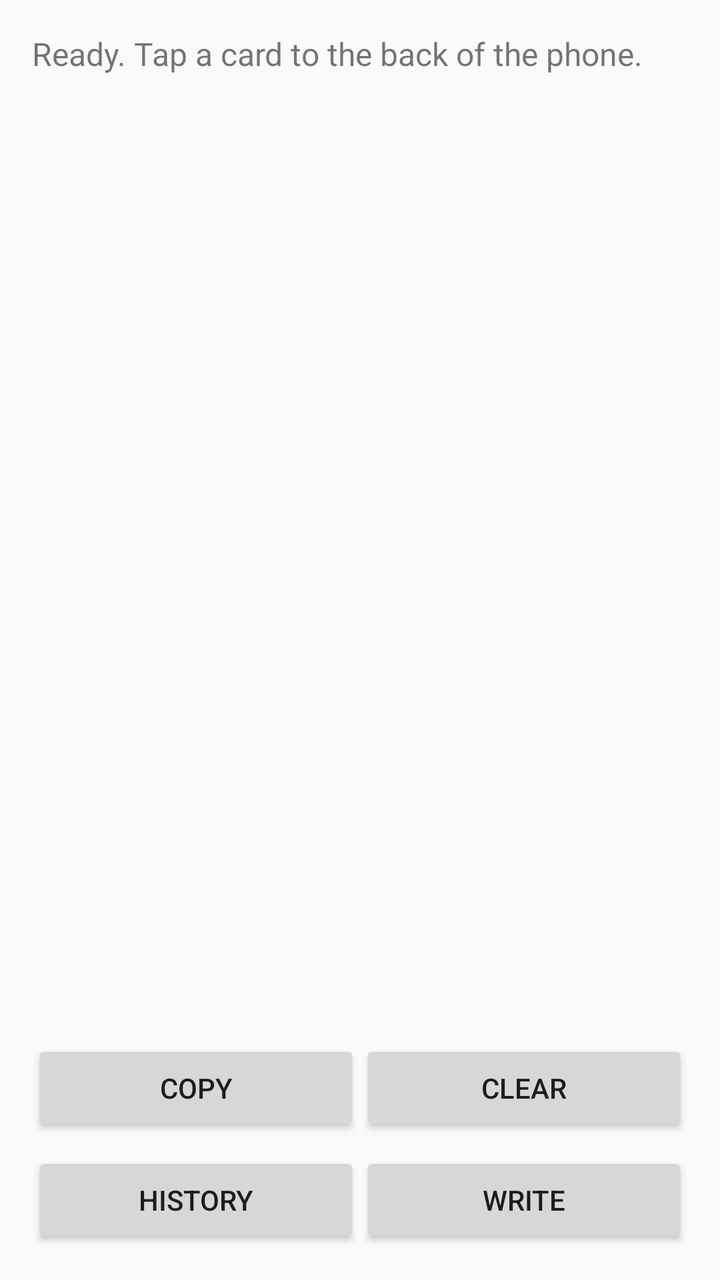
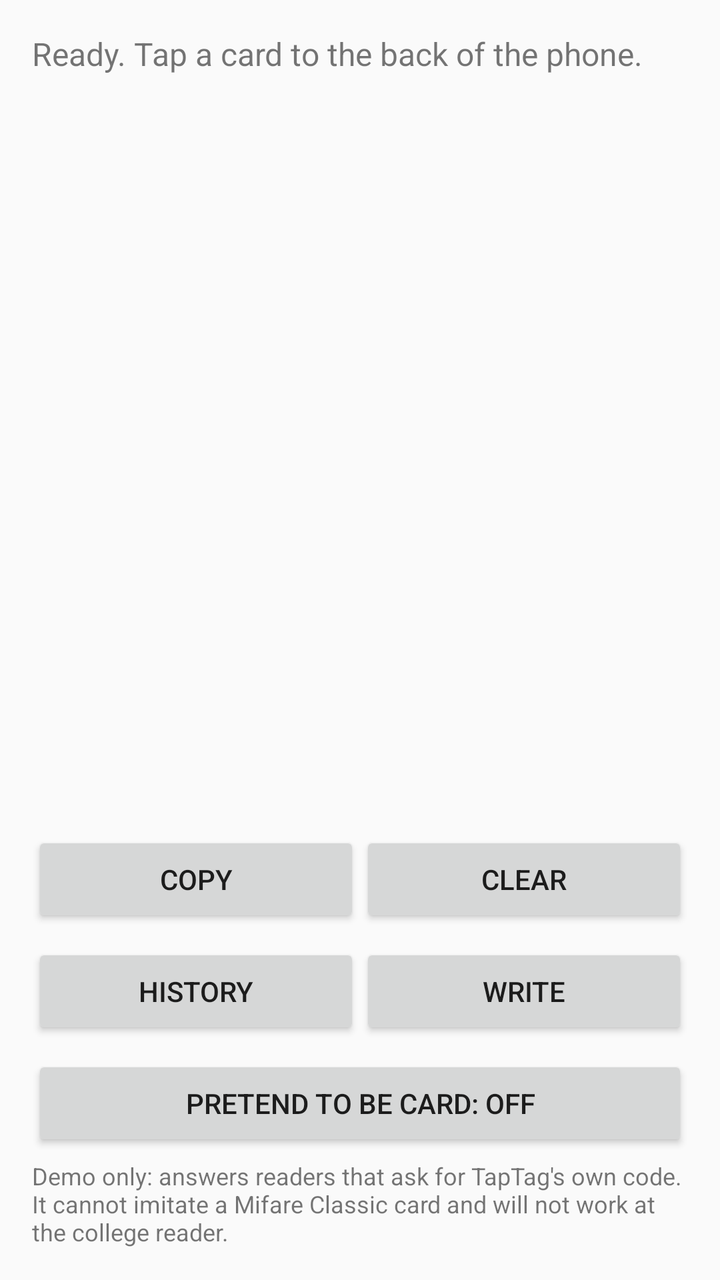

An Android layout rendered at two revisions. The XML below is the earlier revision; the diff shows what the commit changed to produce the second picture.
<!-- AndroidManifest.xml: application theme Theme.TapTag -->
<!-- res/layout/activity_main.xml -->
<?xml version="1.0" encoding="utf-8"?>
<LinearLayout xmlns:android="http://schemas.android.com/apk/res/android"
    android:layout_width="match_parent"
    android:layout_height="match_parent"
    android:orientation="vertical"
    android:padding="16dp">

    <TextView
        android:id="@+id/statusText"
        android:layout_width="match_parent"
        android:layout_height="wrap_content"
        android:text="@string/status_ready"
        android:textSize="16sp" />

    <ScrollView
        android:layout_width="match_parent"
        android:layout_height="0dp"
        android:layout_marginTop="12dp"
        android:layout_weight="1">

        <HorizontalScrollView
            android:layout_width="match_parent"
            android:layout_height="wrap_content">

            <TextView
                android:id="@+id/resultText"
                android:layout_width="wrap_content"
                android:layout_height="wrap_content"
                android:fontFamily="monospace"
                android:textSize="13sp" />
        </HorizontalScrollView>
    </ScrollView>

    <LinearLayout
        android:layout_width="match_parent"
        android:layout_height="wrap_content"
        android:layout_marginTop="12dp"
        android:orientation="horizontal">

        <Button
            android:id="@+id/copyButton"
            android:layout_width="0dp"
            android:layout_height="wrap_content"
            android:layout_weight="1"
            android:text="@string/copy" />

        <Button
            android:id="@+id/clearButton"
            android:layout_width="0dp"
            android:layout_height="wrap_content"
            android:layout_weight="1"
            android:text="@string/clear" />
    </LinearLayout>

    <LinearLayout
        android:layout_width="match_parent"
        android:layout_height="wrap_content"
        android:layout_marginTop="8dp"
        android:orientation="horizontal">

        <Button
            android:id="@+id/historyButton"
            android:layout_width="0dp"
            android:layout_height="wrap_content"
            android:layout_weight="1"
            android:text="@string/history" />

        <Button
            android:id="@+id/writeButton"
            android:layout_width="0dp"
            android:layout_height="wrap_content"
            android:layout_weight="1"
            android:text="@string/write" />
    </LinearLayout>
</LinearLayout>
<!-- resources referenced by this layout -->
<resources>
  <string name="clear">Clear</string>
  <string name="copy">Copy</string>
  <string name="history">History</string>
  <string name="status_ready">Ready. Tap a card to the back of the phone.</string>
  <string name="write">Write</string>
  <style name="Theme.TapTag" parent="Theme.AppCompat.Light.DarkActionBar">
          <item name="colorPrimary">#1B6EF3</item>
          <item name="colorPrimaryDark">#1559C7</item>
          <item name="colorAccent">#1B6EF3</item>
      </style>
</resources>

<!-- the commit's change to res/layout/activity_main.xml (unified diff, before → after) -->
@@ -72,4 +72,18 @@
             android:layout_weight="1"
             android:text="@string/write" />
     </LinearLayout>
+
+    <Button
+        android:id="@+id/emulateButton"
+        android:layout_width="match_parent"
+        android:layout_height="wrap_content"
+        android:layout_marginTop="8dp"
+        android:text="@string/emulate_off" />
+
+    <TextView
+        android:layout_width="match_parent"
+        android:layout_height="wrap_content"
+        android:layout_marginTop="4dp"
+        android:text="@string/emulate_note"
+        android:textSize="12sp" />
 </LinearLayout>
<!-- resource entries referenced after the edit -->
@@ -2,6 +2,8 @@
 <resources>
   <string name="clear">Clear</string>
   <string name="copy">Copy</string>
+  <string name="emulate_note">Demo only: answers readers that ask for TapTag\'s own code. It cannot imitate a Mifare Classic card and will not work at the college reader.</string>
+  <string name="emulate_off">Pretend to be card: OFF</string>
   <string name="history">History</string>
   <string name="status_ready">Ready. Tap a card to the back of the phone.</string>
   <string name="write">Write</string>
